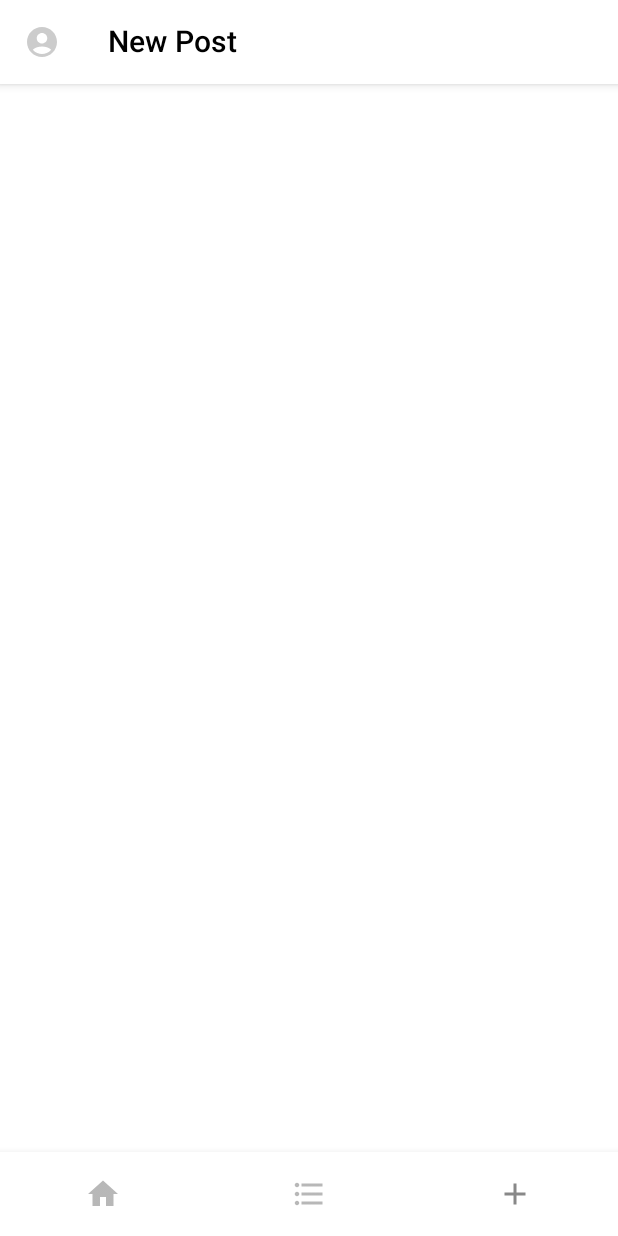
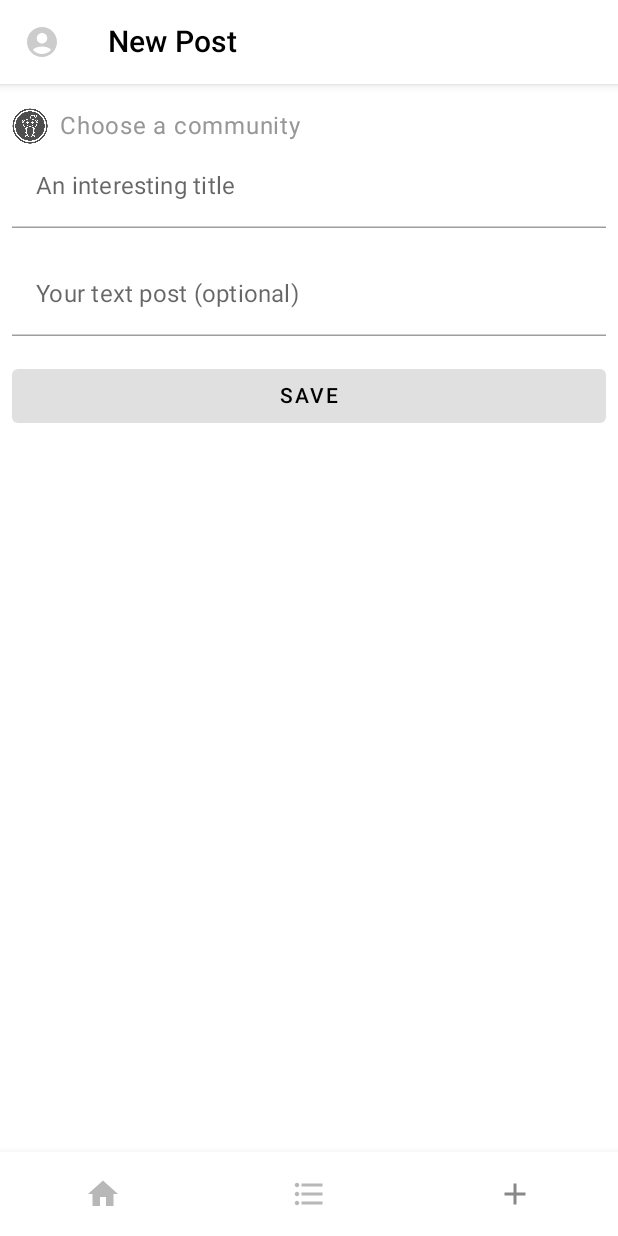
Before and after one commit to OrlanDroyd/JetReddit, an Android app built with Jetpack Compose: the screen it shows after launch (MainActivity), item 3 of the bottom bar chosen, on a phone screen of 412 x 824 dp. Run offline under Robolectric (Android 15) with nearby library versions, the light colour scheme and no system bars; our stand-ins replace Room's generated code, constraintlayout-compose, livedata-compose.

Commit message:
Start 11

```diff
--- a/app/src/main/java/com/gmail/orlandroyd/jetreddit/JetRedditApp.kt
+++ b/app/src/main/java/com/gmail/orlandroyd/jetreddit/JetRedditApp.kt
@@ -16,10 +16,7 @@ import androidx.compose.ui.unit.dp
 import com.gmail.orlandroyd.jetreddit.appdrawer.AppDrawer
 import com.gmail.orlandroyd.jetreddit.routing.JetRedditRouter
 import com.gmail.orlandroyd.jetreddit.routing.Screen
-import com.gmail.orlandroyd.jetreddit.screens.AddScreen
-import com.gmail.orlandroyd.jetreddit.screens.HomeScreen
-import com.gmail.orlandroyd.jetreddit.screens.MyProfileScreen
-import com.gmail.orlandroyd.jetreddit.screens.SubredditsScreen
+import com.gmail.orlandroyd.jetreddit.screens.*
 import com.gmail.orlandroyd.jetreddit.theme.JetRedditTheme
 import com.gmail.orlandroyd.jetreddit.viewmodel.MainViewModel
 import kotlinx.coroutines.CoroutineScope
@@ -66,7 +63,7 @@ fun getTopBar(
     scaffoldState: ScaffoldState,
     coroutineScope: CoroutineScope
 ): @Composable (() -> Unit) {
-    if (screenState == Screen.MyProfile) {
+    if (screenState == Screen.MyProfile || screenState == Screen.ChooseCommunity) {
         return {}
     } else {
         return { TopAppBar(scaffoldState = scaffoldState, coroutineScope = coroutineScope) }
@@ -116,8 +113,9 @@ private fun MainScreenContainer(
         when (screenState.value) {
             Screen.Home -> HomeScreen(viewModel)
             Screen.Subscriptions -> SubredditsScreen()
-            Screen.NewPost -> AddScreen()
+            Screen.NewPost -> AddScreen(viewModel)
             Screen.MyProfile -> MyProfileScreen(viewModel)
+            Screen.ChooseCommunity -> ChooseCommunityScreen(viewModel)
         }
     }
 }
--- a/app/src/main/java/com/gmail/orlandroyd/jetreddit/data/database/dao/PostDao.kt
+++ b/app/src/main/java/com/gmail/orlandroyd/jetreddit/data/database/dao/PostDao.kt
@@ -12,11 +12,14 @@ import com.gmail.orlandroyd.jetreddit.data.database.model.PostDbModel
 @Dao
 interface PostDao {
 
-    @Query("SELECT * FROM PostDbModel")
+    @Query("SELECT * FROM PostDbModel ORDER BY date_posted DESC")
     fun getAllPosts(): List<PostDbModel>
 
-    @Query("SELECT * FROM PostDbModel WHERE username = :username")
+    @Query("SELECT * FROM PostDbModel WHERE username = :username ORDER BY date_posted DESC")
     fun getAllOwnedPosts(username: String): List<PostDbModel>
+
+    @Query("SELECT DISTINCT subreddit FROM PostDbModel")
+    fun getAllSubreddits(): List<String>
 
     @Insert(onConflict = OnConflictStrategy.REPLACE)
     fun insert(postDbModel: PostDbModel)
--- a/app/src/main/java/com/gmail/orlandroyd/jetreddit/data/repository/Repository.kt
+++ b/app/src/main/java/com/gmail/orlandroyd/jetreddit/data/repository/Repository.kt
@@ -9,6 +9,8 @@ interface Repository {
 
     fun getAllOwnedPosts(): LiveData<List<PostModel>>
 
+    fun getAllSubreddits(searchedText: String): List<String>
+
     fun insert(post: PostModel)
 
     fun deleteAll()
--- a/app/src/main/java/com/gmail/orlandroyd/jetreddit/data/repository/RepositoryImpl.kt
+++ b/app/src/main/java/com/gmail/orlandroyd/jetreddit/data/repository/RepositoryImpl.kt
@@ -12,6 +12,8 @@ import kotlinx.coroutines.launch
 
 @DelicateCoroutinesApi
 class RepositoryImpl(private val postDao: PostDao, private val mapper: DbMapper) : Repository {
+
+    private var searchedText = ""
 
     private val allPostsLiveData: MutableLiveData<List<PostModel>> by lazy {
         MutableLiveData<List<PostModel>>()
@@ -45,11 +47,21 @@ class RepositoryImpl(private val postDao: PostDao, private val mapper: DbMapper)
 
     override fun getAllOwnedPosts(): LiveData<List<PostModel>> = ownedPostsLiveData
 
+    override fun getAllSubreddits(searchedText: String): List<String> {
+        this.searchedText = searchedText
+
+        if (searchedText.isNotEmpty()) {
+            return postDao.getAllSubreddits().filter { it.contains(searchedText) }
+        }
+
+        return postDao.getAllSubreddits()
+    }
+
     private fun getAllPostsFromDatabase(): List<PostModel> =
         postDao.getAllPosts().map(mapper::mapPost)
 
     private fun getAllOwnedPostsFromDatabase(): List<PostModel> =
-        postDao.getAllOwnedPosts("raywenderlich.com").map(mapper::mapPost)
+        postDao.getAllOwnedPosts("raywenderlich").map(mapper::mapPost)
 
     override fun insert(post: PostModel) {
         postDao.insert(mapper.mapDbPost(post))
--- a/app/src/main/java/com/gmail/orlandroyd/jetreddit/domain/model/PostModel.kt
+++ b/app/src/main/java/com/gmail/orlandroyd/jetreddit/domain/model/PostModel.kt
@@ -27,5 +27,17 @@ data class PostModel(
             "4h",
             R.drawable.compose_course
         )
+
+        val EMPTY = PostModel(
+            "raywenderlich",
+            "raywenderlich.com",
+            "",
+            "",
+            "0",
+            "0",
+            PostType.TEXT,
+            "0h",
+            R.drawable.compose_course
+        )
     }
 }
--- a/app/src/main/java/com/gmail/orlandroyd/jetreddit/routing/JetRedditRouter.kt
+++ b/app/src/main/java/com/gmail/orlandroyd/jetreddit/routing/JetRedditRouter.kt
@@ -2,6 +2,7 @@ package com.gmail.orlandroyd.jetreddit.routing
 
 import androidx.compose.runtime.MutableState
 import androidx.compose.runtime.mutableStateOf
+import androidx.compose.ui.res.stringResource
 import com.gmail.orlandroyd.jetreddit.R
 
 
@@ -15,6 +16,7 @@ sealed class Screen(val titleResId: Int) {
     object Subscriptions : Screen(R.string.subreddits)
     object NewPost : Screen(R.string.new_post)
     object MyProfile : Screen(R.string.my_profile)
+    object ChooseCommunity : Screen(R.string.choose_community)
 }
 
 object JetRedditRouter {
--- a/app/src/main/java/com/gmail/orlandroyd/jetreddit/screens/AddScreen.kt
+++ b/app/src/main/java/com/gmail/orlandroyd/jetreddit/screens/AddScreen.kt
@@ -2,7 +2,144 @@ package com.gmail.orlandroyd.jetreddit.screens
 
 import androidx.compose.runtime.Composable
 
+import androidx.compose.foundation.Image
+import androidx.compose.foundation.clickable
+import androidx.compose.foundation.layout.*
+import androidx.compose.foundation.shape.CircleShape
+import androidx.compose.material.*
+import androidx.compose.runtime.*
+import androidx.compose.runtime.livedata.observeAsState
+import androidx.compose.ui.Modifier
+import androidx.compose.ui.draw.clip
+import androidx.compose.ui.graphics.ImageBitmap
+import androidx.compose.ui.res.imageResource
+import androidx.compose.ui.res.stringResource
+import androidx.compose.ui.unit.dp
+import com.gmail.orlandroyd.jetreddit.R
+import com.gmail.orlandroyd.jetreddit.domain.model.PostModel
+import com.gmail.orlandroyd.jetreddit.routing.JetRedditRouter
+import com.gmail.orlandroyd.jetreddit.routing.Screen
+import com.gmail.orlandroyd.jetreddit.viewmodel.MainViewModel
+
 @Composable
-fun AddScreen() {
+fun AddScreen(viewModel: MainViewModel) {
 
+    val selectedCommunity: String by viewModel.selectedCommunity.observeAsState("")
+
+    var post by remember { mutableStateOf(PostModel.EMPTY) }
+
+    Column(modifier = Modifier.fillMaxSize()) {
+
+        CommunityPicker(selectedCommunity)
+
+        TitleTextField(post.title) { newTitle -> post = post.copy(title = newTitle) }
+
+        BodyTextField(post.text) { newContent -> post = post.copy(text = newContent) }
+
+        AddPostButton(selectedCommunity.isNotEmpty() && post.title.isNotEmpty()) {
+            viewModel.savePost(post)
+            JetRedditRouter.navigateTo(Screen.Home)
+        }
+    }
 }
+
+/**
+ * Input view for the post title
+ */
+@Composable
+private fun TitleTextField(text: String, onTextChange: (String) -> Unit) {
+    val activeColor = MaterialTheme.colors.onSurface
+
+    TextField(
+        value = text,
+        onValueChange = onTextChange,
+        label = { Text(stringResource(R.string.title)) },
+        modifier = Modifier
+            .fillMaxWidth()
+            .padding(horizontal = 8.dp),
+        colors = TextFieldDefaults.outlinedTextFieldColors(
+            focusedBorderColor = activeColor,
+            focusedLabelColor = activeColor,
+            cursorColor = activeColor,
+            backgroundColor = MaterialTheme.colors.surface
+        )
+    )
+}
+
+/**
+ * Input view for the post body
+ */
+@Composable
+private fun BodyTextField(text: String, onTextChange: (String) -> Unit) {
+    val activeColor = MaterialTheme.colors.onSurface
+
+    TextField(
+        value = text,
+        onValueChange = onTextChange,
+        label = { Text(stringResource(R.string.body_text)) },
+        modifier = Modifier
+            .fillMaxWidth()
+            .heightIn(max = 240.dp)
+            .padding(horizontal = 8.dp)
+            .padding(top = 16.dp),
+        colors = TextFieldDefaults.outlinedTextFieldColors(
+            focusedBorderColor = activeColor,
+            focusedLabelColor = activeColor,
+            cursorColor = activeColor,
+            backgroundColor = MaterialTheme.colors.surface
+        )
+    )
+}
+
+/**
+ * Input view for the post body
+ */
+@Composable
+private fun AddPostButton(isEnabled: Boolean, onSaveClicked: () -> Unit) {
+    Button(
+        onClick = onSaveClicked,
+        enabled = isEnabled,
+        content = {
+            Text(
+                text = stringResource(R.string.save_post),
+                color = MaterialTheme.colors.onSurface
+            )
+        },
+        modifier = Modifier
+            .fillMaxWidth()
+            .heightIn(max = 240.dp)
+            .padding(horizontal = 8.dp)
+            .padding(top = 16.dp),
+    )
+}
+
+@Composable
+private fun CommunityPicker(selectedCommunity: String) {
+
+    val selectedText =
+        if (selectedCommunity.isEmpty()) stringResource(R.string.choose_community) else selectedCommunity
+
+    Row(
+        modifier = Modifier
+            .fillMaxWidth()
+            .heightIn(max = 240.dp)
+            .padding(horizontal = 8.dp)
+            .padding(top = 16.dp)
+            .clickable {
+                JetRedditRouter.navigateTo(Screen.ChooseCommunity)
+            },
+    ) {
+        Image(
+            bitmap = ImageBitmap.imageResource(id = R.drawable.subreddit_placeholder),
+            contentDescription = stringResource(id = R.string.subreddits),
+            modifier = Modifier
+                .size(24.dp)
+                .clip(CircleShape)
+        )
+
+        Text(
+            text = selectedText,
+            modifier = Modifier.padding(start = 8.dp)
+        )
+    }
+}
--- a/app/src/main/java/com/gmail/orlandroyd/jetreddit/viewmodel/MainViewModel.kt
+++ b/app/src/main/java/com/gmail/orlandroyd/jetreddit/viewmodel/MainViewModel.kt
@@ -1,11 +1,33 @@
 package com.gmail.orlandroyd.jetreddit.viewmodel
 
+import androidx.lifecycle.MutableLiveData
 import androidx.lifecycle.ViewModel
+import androidx.lifecycle.viewModelScope
 import com.gmail.orlandroyd.jetreddit.data.repository.Repository
+import com.gmail.orlandroyd.jetreddit.domain.model.PostModel
+import kotlinx.coroutines.Dispatchers
+import kotlinx.coroutines.launch
+
 
 class MainViewModel(private val repository: Repository) : ViewModel() {
 
     val allPosts by lazy { repository.getAllPosts() }
 
     val myPosts by lazy { repository.getAllOwnedPosts() }
+
+    val subreddits by lazy { MutableLiveData<List<String>>() }
+
+    val selectedCommunity: MutableLiveData<String> by lazy { MutableLiveData<String>() }
+
+    fun searchCommunities(searchedText: String) {
+        viewModelScope.launch(Dispatchers.Default) {
+            subreddits.postValue(repository.getAllSubreddits(searchedText))
+        }
+    }
+
+    fun savePost(post: PostModel) {
+        viewModelScope.launch(Dispatchers.Default) {
+            repository.insert(post.copy(subreddit = selectedCommunity.value ?: ""))
+        }
+    }
 }
```
Also changed, not shown: app/src/main/java/com/gmail/orlandroyd/jetreddit/routing/BackButtonHandler.kt (added, +21 -0 lines), app/src/main/java/com/gmail/orlandroyd/jetreddit/screens/ChooseCommunityScreen.kt (added, +72 -0 lines).
